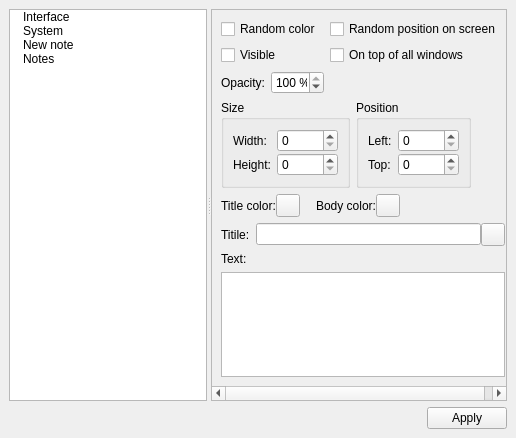
Qt form Manager/pages/page_settings.ui (gil9red/NotesManager) before a commit.
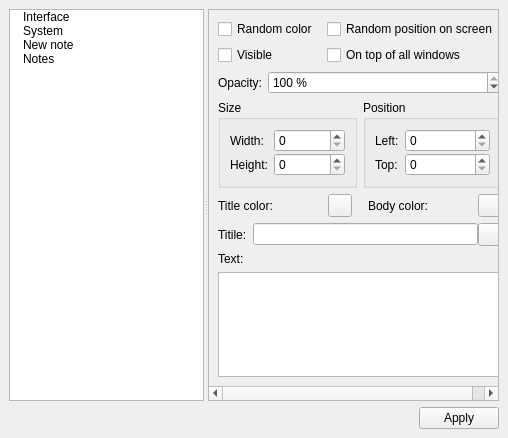
The same form after that commit. Icons and pictures are not drawn. Custom widgets are drawn as their Qt base class.

```diff
--- a/Manager/pages/page_settings.ui
+++ b/Manager/pages/page_settings.ui
@@ -6,7 +6,7 @@
    <rect>
     <x>0</x>
     <y>0</y>
-    <width>516</width>
+    <width>508</width>
     <height>438</height>
    </rect>
   </property>
@@ -388,7 +388,7 @@
              <rect>
               <x>0</x>
               <y>0</y>
-              <width>280</width>
+              <width>276</width>
               <height>389</height>
              </rect>
             </property>
@@ -400,9 +400,9 @@
             </property>
             <layout class="QVBoxLayout" name="verticalLayout_3">
              <item>
-              <layout class="QGridLayout" name="gridLayout_3">
-               <item row="2" column="0">
-                <layout class="QHBoxLayout" name="horizontalLayout_6">
+              <layout class="QGridLayout" name="gridLayout_5">
+               <item row="1" column="0">
+                <layout class="QHBoxLayout" name="horizontalLayout_7">
                  <item>
                   <widget class="QLabel" name="label_8">
                    <property name="text">
@@ -440,6 +440,22 @@
                  </item>
                 </layout>
                </item>
+               <item row="0" column="0">
+                <layout class="QGridLayout" name="gridLayout_4">
+                 <item row="0" column="0">
+                  <widget class="QCheckBox" name="cBoxRandomColor">
+                   <property name="text">
+                    <string>Random color </string>
+                   </property>
+                  </widget>
+                 </item>
+                 <item row="0" column="1">
+                  <widget class="QCheckBox" name="cBoxRandomPositionOnScreen">
+                   <property name="text">
+                    <string>Random position on screen </string>
+                   </property>
+                  </widget>
+                 </item>
                <item row="1" column="0">
                 <widget class="QCheckBox" name="cBoxVisible">
                  <property name="text">
@@ -454,36 +470,9 @@
                  </property>
                 </widget>
                </item>
-               <item row="0" column="1">
-                <widget class="QCheckBox" name="cBoxRandomPositionOnScreen">
-                 <property name="text">
-                  <string>Random position on screen </string>
-                 </property>
-                </widget>
-               </item>
-               <item row="0" column="0">
-                <widget class="QCheckBox" name="cBoxRandomColor">
-                 <property name="text">
-                  <string>Random color </string>
-                 </property>
-                </widget>
-               </item>
-               <item row="1" column="2">
-                <spacer name="horizontalSpacer_6">
-                 <property name="orientation">
-                  <enum>Qt::Horizontal</enum>
-                 </property>
-                 <property name="sizeHint" stdset="0">
-                  <size>
-                   <width>40</width>
-                   <height>20</height>
-                  </size>
-                 </property>
-                </spacer>
-               </item>
-              </layout>
-             </item>
-             <item>
+                </layout>
+               </item>
+               <item row="2" column="0">
               <layout class="QHBoxLayout" name="horizontalLayout_3">
                <item>
                 <widget class="QGroupBox" name="groupBox_2">
@@ -592,41 +581,12 @@
                  </layout>
                 </widget>
                </item>
-               <item>
-                <spacer name="horizontalSpacer_5">
-                 <property name="orientation">
-                  <enum>Qt::Horizontal</enum>
-                 </property>
-                 <property name="sizeHint" stdset="0">
-                  <size>
-                   <width>40</width>
-                   <height>20</height>
-                  </size>
-                 </property>
-                </spacer>
-               </item>
-              </layout>
-             </item>
-             <item>
-              <layout class="QGridLayout" name="gridLayout_4">
-               <item row="0" column="3">
-                <spacer name="horizontalSpacer_2">
-                 <property name="orientation">
-                  <enum>Qt::Horizontal</enum>
-                 </property>
-                 <property name="sizeHint" stdset="0">
-                  <size>
-                   <width>40</width>
-                   <height>20</height>
-                  </size>
-                 </property>
-                </spacer>
-               </item>
+                </layout>
+               </item>
+               <item row="3" column="0">
+                <layout class="QGridLayout" name="gridLayout_3">
                <item row="0" column="2">
-                <layout class="QHBoxLayout" name="horizontalLayout_8">
-                 <property name="spacing">
-                  <number>0</number>
-                 </property>
+                  <layout class="QHBoxLayout" name="horizontalLayout_6">
                  <item>
                   <widget class="QLabel" name="label_9">
                    <property name="text">
@@ -647,10 +607,7 @@
                 </layout>
                </item>
                <item row="0" column="0">
-                <layout class="QHBoxLayout" name="horizontalLayout_7">
-                 <property name="spacing">
-                  <number>0</number>
-                 </property>
+                  <layout class="QHBoxLayout" name="horizontalLayout_8">
                  <item>
                   <widget class="QLabel" name="label_7">
                    <property name="text">
@@ -671,7 +628,7 @@
                 </layout>
                </item>
                <item row="0" column="1">
-                <spacer name="horizontalSpacer_4">
+                  <spacer name="horizontalSpacer_2">
                  <property name="orientation">
                   <enum>Qt::Horizontal</enum>
                  </property>
@@ -688,7 +645,7 @@
                </item>
               </layout>
              </item>
-             <item>
+               <item row="4" column="0">
               <layout class="QVBoxLayout" name="verticalLayout_9">
                <item>
                 <layout class="QHBoxLayout" name="horizontalLayout_5">
@@ -764,18 +721,7 @@
                </item>
               </layout>
              </item>
-             <item>
-              <spacer name="verticalSpacer_3">
-               <property name="orientation">
-                <enum>Qt::Vertical</enum>
-               </property>
-               <property name="sizeHint" stdset="0">
-                <size>
-                 <width>20</width>
-                 <height>40</height>
-                </size>
-               </property>
-              </spacer>
+              </layout>
              </item>
             </layout>
            </widget>
```
Left out of the diff: 32 changed lines with no effect on the pictures. Lines whose indentation alone changed are shown as unchanged.
